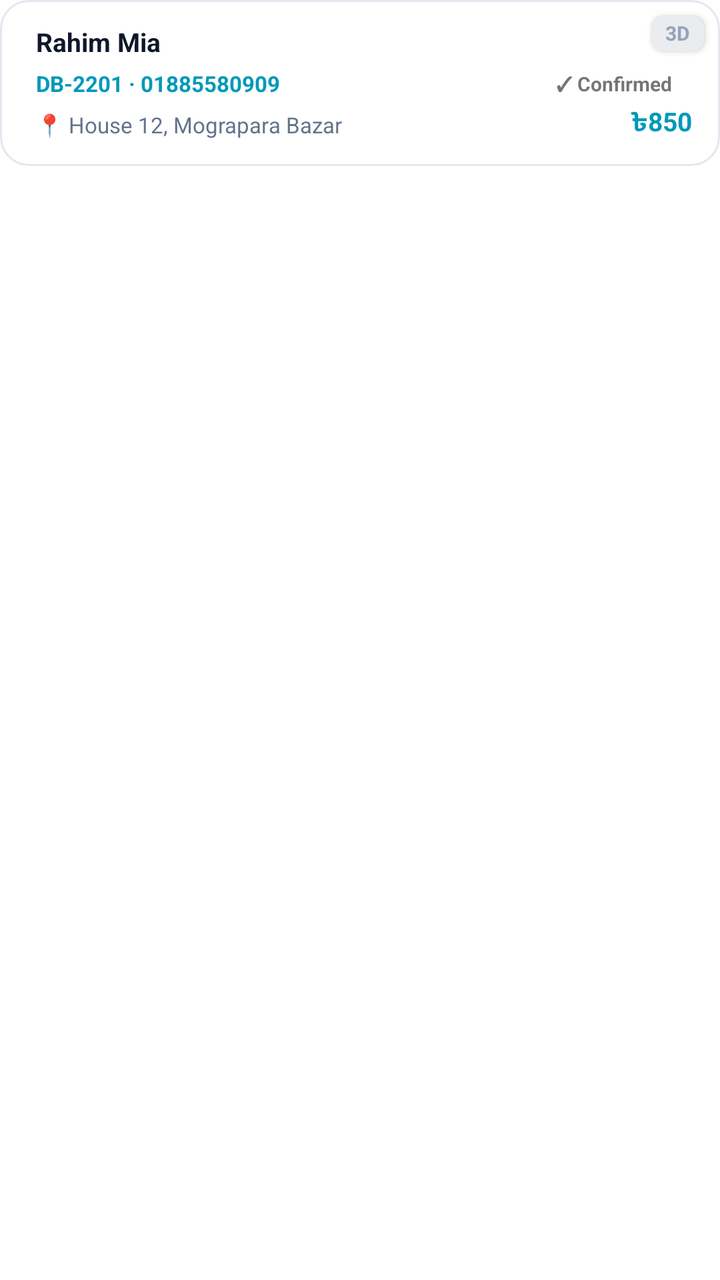
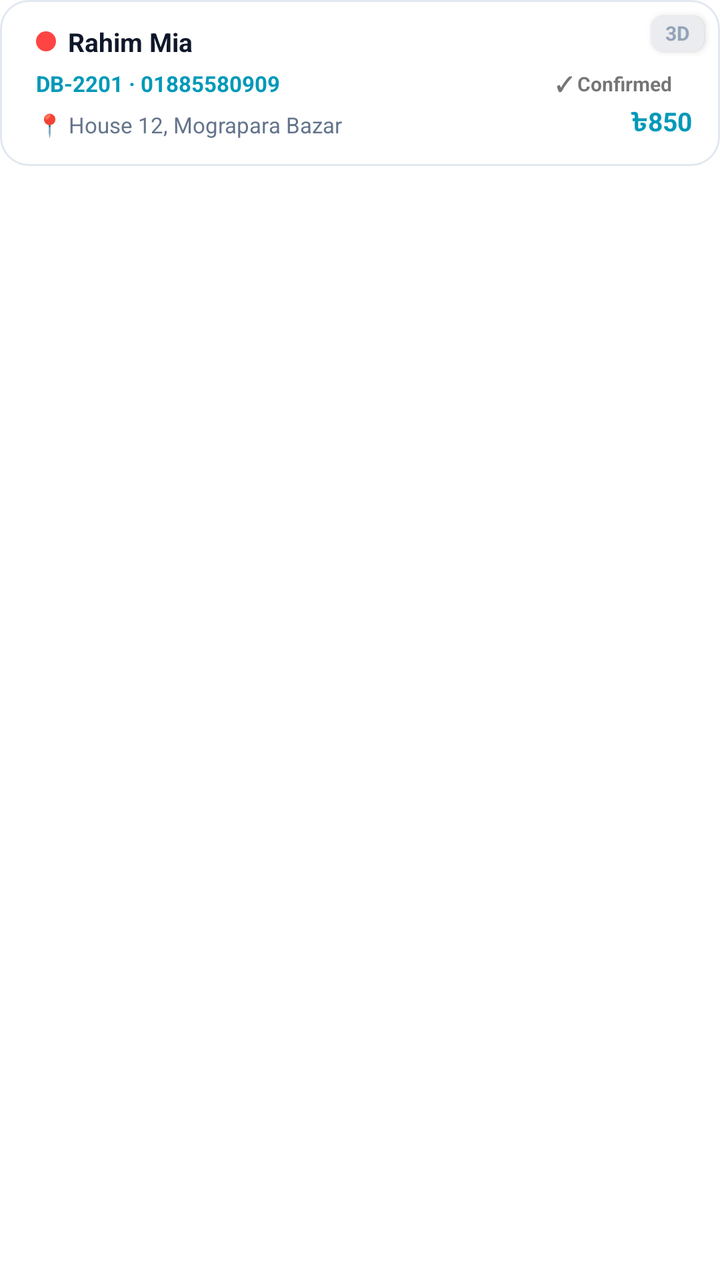

Before-and-after screenshots of an Android layout around one commit, followed by the original layout XML and the change that was made.
<!-- AndroidManifest.xml: application theme Theme.DataBridge -->
<!-- res/layout/item_parcel_agent_card.xml -->
<?xml version="1.0" encoding="utf-8"?>
<FrameLayout xmlns:android="http://schemas.android.com/apk/res/android"
    xmlns:app="http://schemas.android.com/apk/res-auto"
    android:layout_width="match_parent"
    android:layout_height="wrap_content"
    android:layout_marginBottom="8dp">

    
    <TextView
        android:id="@+id/tvAgtAge"
        android:layout_width="wrap_content"
        android:layout_height="wrap_content"
        android:layout_gravity="top|end"
        android:layout_marginTop="8dp"
        android:layout_marginEnd="8dp"
        android:text="3D"
        android:textSize="10sp"
        android:textStyle="bold"
        android:textColor="@color/theme_text_muted"
        android:background="@drawable/bg_age_badge"
        android:paddingStart="7dp"
        android:paddingEnd="7dp"
        android:paddingTop="3dp"
        android:paddingBottom="3dp"
        android:includeFontPadding="false"
        android:elevation="2dp" />

    
    <TextView
        android:id="@+id/tvAgtSplitWarning"
        android:layout_width="wrap_content"
        android:layout_height="wrap_content"
        android:layout_gravity="top|start"
        android:layout_marginTop="8dp"
        android:layout_marginStart="8dp"
        android:text="⚠ Multiple Agents"
        android:textSize="10sp"
        android:textStyle="bold"
        android:textColor="@android:color/white"
        android:background="@drawable/bg_split_warning_badge"
        android:paddingStart="7dp"
        android:paddingEnd="7dp"
        android:paddingTop="3dp"
        android:paddingBottom="3dp"
        android:includeFontPadding="false"
        android:elevation="2dp"
        android:visibility="gone" />

    <LinearLayout
        android:layout_width="match_parent"
        android:layout_height="wrap_content"
        android:orientation="vertical"
        android:background="@drawable/bg_parcel_card"
        android:padding="12dp"
        android:paddingStart="18dp"
        android:paddingEnd="14dp">

    <LinearLayout
        android:layout_width="match_parent"
        android:layout_height="wrap_content"
        android:orientation="horizontal"
        android:gravity="center_vertical">

        <LinearLayout
            android:layout_width="0dp"
            android:layout_height="wrap_content"
            android:layout_weight="1"
            android:orientation="vertical">

                        
            <LinearLayout
                android:id="@+id/layoutEngagedAvatars"
                android:layout_width="wrap_content"
                android:layout_height="wrap_content"
                android:layout_marginBottom="6dp"
                android:orientation="horizontal"
                android:visibility="gone">

                <com.google.android.material.imageview.ShapeableImageView
                    android:id="@+id/ivEngagedAvatar1"
                    android:layout_width="24dp"
                    android:layout_height="24dp"
                    android:scaleType="centerCrop"
                    android:background="@drawable/bg_timeline_avatar_placeholder"
                    app:strokeColor="@color/theme_bg_card"
                    app:strokeWidth="1.5dp"
                    app:shapeAppearanceOverlay="@style/CircleImageStyle" />

                <com.google.android.material.imageview.ShapeableImageView
                    android:id="@+id/ivEngagedAvatar2"
                    android:layout_width="24dp"
                    android:layout_height="24dp"
                    android:layout_marginStart="-12dp"
                    android:scaleType="centerCrop"
                    android:background="@drawable/bg_timeline_avatar_placeholder"
                    app:strokeColor="@color/theme_bg_card"
                    app:strokeWidth="1.5dp"
                    app:shapeAppearanceOverlay="@style/CircleImageStyle"
                    android:visibility="gone" />

                <com.google.android.material.imageview.ShapeableImageView
                    android:id="@+id/ivEngagedAvatar3"
                    android:layout_width="24dp"
                    android:layout_height="24dp"
                    android:layout_marginStart="-12dp"
                    android:scaleType="centerCrop"
                    android:background="@drawable/bg_timeline_avatar_placeholder"
                    app:strokeColor="@color/theme_bg_card"
                    app:strokeWidth="1.5dp"
                    app:shapeAppearanceOverlay="@style/CircleImageStyle"
                    android:visibility="gone" />

                <com.google.android.material.imageview.ShapeableImageView
                    android:id="@+id/ivEngagedAvatar4"
                    android:layout_width="24dp"
                    android:layout_height="24dp"
                    android:layout_marginStart="-12dp"
                    android:scaleType="centerCrop"
                    android:background="@drawable/bg_timeline_avatar_placeholder"
                    app:strokeColor="@color/theme_bg_card"
                    app:strokeWidth="1.5dp"
                    app:shapeAppearanceOverlay="@style/CircleImageStyle"
                    android:visibility="gone" />

                <TextView
                    android:id="@+id/tvEngagedOverflow"
                    android:layout_width="24dp"
                    android:layout_height="24dp"
                    android:layout_marginStart="-12dp"
                    android:background="@drawable/bg_timeline_avatar_placeholder"
                    android:gravity="center"
                    android:textSize="9sp"
                    android:textStyle="bold"
                    android:textColor="@color/theme_text_primary"
                    android:visibility="gone" />
            </LinearLayout>

<LinearLayout
                android:layout_width="match_parent"
                android:layout_height="wrap_content"
                android:orientation="horizontal"
                android:gravity="center_vertical">

                <TextView
                    android:id="@+id/tvAgtCustomer"
                    android:layout_width="wrap_content"
                    android:layout_height="wrap_content"
                    android:text="Rahim Mia"
                    android:textColor="@color/theme_text_primary"
                    android:textSize="13sp"
                    android:textStyle="bold" />

                <TextView
                    android:id="@+id/tvAgtCallCount"
                    android:layout_width="wrap_content"
                    android:layout_height="wrap_content"
                    android:layout_marginStart="6dp"
                    android:text="📞 ×3"
                    android:textSize="10sp"
                    android:textStyle="bold"
                    android:textColor="@color/theme_text_muted"
                    android:includeFontPadding="false"
                    android:visibility="gone" />

            </LinearLayout>

            <LinearLayout
                android:layout_width="match_parent"
                android:layout_height="wrap_content"
                android:orientation="horizontal"
                android:gravity="center_vertical"
                android:layout_marginTop="2dp">

                <TextView
                    android:id="@+id/tvAgtMeta"
                    android:layout_width="0dp"
                    android:layout_height="wrap_content"
                    android:layout_weight="1"
                    android:text="DB-2201 · 01885580909"
                    android:textSize="11sp"
                    android:textColor="@color/theme_accent"
                    android:textStyle="bold" />

                <TextView
                    android:id="@+id/tvAgtStatusBadge"
                    android:layout_width="wrap_content"
                    android:layout_height="wrap_content"
                    android:text="✓ Confirmed"
                    android:textSize="10sp"
                    android:textStyle="bold"
                    android:paddingStart="10dp"
                    android:paddingEnd="10dp"
                    android:paddingTop="3dp"
                    android:paddingBottom="3dp"
                    android:layout_marginStart="8dp" />
            </LinearLayout>

            <LinearLayout
                android:layout_width="match_parent"
                android:layout_height="wrap_content"
                android:orientation="horizontal"
                android:gravity="center_vertical"
                android:layout_marginTop="2dp">

                <TextView
                    android:id="@+id/tvAgtAddress"
                    android:layout_width="0dp"
                    android:layout_height="wrap_content"
                    android:layout_weight="1"
                    android:text="📍 House 12, Mograpara Bazar"
                    android:textSize="11sp"
                    android:textColor="@color/theme_text_secondary" />

                <TextView
                    android:id="@+id/tvAgtCod"
                    android:layout_width="wrap_content"
                    android:layout_height="wrap_content"
                    android:text="৳850"
                    android:textSize="13sp"
                    android:textColor="@color/theme_accent"
                    android:textStyle="bold"
                    android:layout_marginStart="8dp"
                    android:includeFontPadding="false" />
            </LinearLayout>
        </LinearLayout>
    </LinearLayout>

    
    <LinearLayout
        android:id="@+id/layoutAgtRemarksBox"
        android:layout_width="match_parent"
        android:layout_height="wrap_content"
        android:orientation="vertical"
        android:background="@drawable/bg_remark_chip"
        android:padding="6dp"
        android:paddingStart="8dp"
        android:layout_marginTop="6dp"
        android:visibility="gone">

        <TextView
            android:id="@+id/tvAgtRemarks"
            android:layout_width="match_parent"
            android:layout_height="wrap_content"
            android:text="💬 Customer want to receive today"
            android:textSize="11sp"
            android:textColor="@color/theme_text_secondary"
            android:maxLines="2"
            android:ellipsize="end"
            android:includeFontPadding="false" />

        <TextView
            android:id="@+id/tvAgtRemarksTime"
            android:layout_width="match_parent"
            android:layout_height="wrap_content"
            android:gravity="end"
            android:text="🕐 2h 15m ago"
            android:textSize="9sp"
            android:textColor="@color/theme_text_muted"
            android:layout_marginTop="3dp"
            android:includeFontPadding="false"
            android:visibility="gone" />
    </LinearLayout>

    
    <LinearLayout
        android:id="@+id/layoutAgtActions"
        android:layout_width="match_parent"
        android:layout_height="wrap_content"
        android:orientation="horizontal"
        android:gravity="center_vertical"
        android:paddingTop="10dp"
        android:layout_marginTop="10dp"
        android:visibility="gone">

        <TextView
            android:id="@+id/btnAgtCall"
            android:layout_width="0dp"
            android:layout_height="36dp"
            android:layout_weight="1"
            android:text="📞 Call"
            android:textSize="12sp"
            android:textStyle="bold"
            android:textColor="@color/theme_text_inverse"
            android:gravity="center"
            android:background="@drawable/btn_call_green"
            android:layout_marginEnd="4dp"
            android:includeFontPadding="false" />

        <TextView
            android:id="@+id/btnAgtSetRemarks"
            android:layout_width="0dp"
            android:layout_height="36dp"
            android:layout_weight="1"
            android:text="✏️ Set Remarks"
            android:textSize="12sp"
            android:textStyle="bold"
            android:textColor="@color/theme_text_inverse"
            android:gravity="center"
            android:background="@drawable/btn_action_cyan"
            android:includeFontPadding="false" />

        <TextView
            android:id="@+id/btnAgtWhatsapp"
            android:layout_width="36dp"
            android:layout_height="36dp"
            android:text="💬"
            android:textSize="16sp"
            android:gravity="center"
            android:background="@drawable/btn_call_green"
            android:layout_marginStart="4dp"
            android:contentDescription="Send parcel info to agent on WhatsApp"
            android:includeFontPadding="false" />

        <TextView
            android:id="@+id/btnAgtSendToDesktop"
            android:layout_width="36dp"
            android:layout_height="36dp"
            android:text="🖥️"
            android:textSize="16sp"
            android:gravity="center"
            android:background="@drawable/btn_action_cyan"
            android:layout_marginStart="4dp"
            android:contentDescription="Send parcel info to desktop"
            android:includeFontPadding="false" />

    </LinearLayout>

    </LinearLayout>

    
    <com.cloudx.databridge.EngagedRingView
        android:id="@+id/viewEngagedRing"
        android:layout_width="match_parent"
        android:layout_height="match_parent"
        android:visibility="gone" />


</FrameLayout>
<!-- resources referenced by this layout -->
<resources>
  <color name="theme_accent">#0099b8</color>
  <color name="theme_bg_card">#ffffff</color>
  <color name="theme_text_inverse">#ffffff</color>
  <color name="theme_text_muted">#94a3b8</color>
  <color name="theme_text_primary">#0f172a</color>
  <color name="theme_text_secondary">#64748b</color>
  <!-- drawable bg_age_badge (drawable) -->
  <?xml version="1.0" encoding="utf-8"?>
  <shape xmlns:android="http://schemas.android.com/apk/res/android"
      android:shape="rectangle">
      <solid android:color="#EAECEF" />
      <corners android:radius="6dp" />
  </shape>
  <!-- drawable bg_parcel_card (drawable) -->
  <?xml version="1.0" encoding="utf-8"?>
  <shape xmlns:android="http://schemas.android.com/apk/res/android"
      android:shape="rectangle">
      <solid android:color="@color/theme_bg_card" />
      <stroke android:width="1dp" android:color="@color/theme_border" />
      <corners android:radius="14dp" />
  </shape>
  <!-- drawable bg_remark_chip (drawable) -->
  <?xml version="1.0" encoding="utf-8"?>
  <shape xmlns:android="http://schemas.android.com/apk/res/android"
      android:shape="rectangle">
      <solid android:color="@color/theme_bg_inner" />
      <corners android:radius="8dp" />
  </shape>
  <!-- drawable bg_split_warning_badge (drawable) -->
  <?xml version="1.0" encoding="utf-8"?>
  <shape xmlns:android="http://schemas.android.com/apk/res/android"
      android:shape="rectangle">
      <solid android:color="@color/theme_red" />
      <corners android:radius="10dp" />
  </shape>
  <!-- drawable bg_timeline_avatar_placeholder (drawable) -->
  <?xml version="1.0" encoding="utf-8"?>
  <shape xmlns:android="http://schemas.android.com/apk/res/android"
      android:shape="oval">
      <solid android:color="@color/theme_bg_timeline_dot" />
  </shape>
  <!-- drawable btn_action_cyan (drawable) -->
  <?xml version="1.0" encoding="utf-8"?>
  <shape xmlns:android="http://schemas.android.com/apk/res/android" android:shape="rectangle">
      <corners android:radius="8dp" />
      <gradient
          android:startColor="#0099b8"
          android:endColor="#0088a8"
          android:angle="135" />
  </shape>
  <!-- drawable btn_call_green (drawable) -->
  <?xml version="1.0" encoding="utf-8"?>
  <shape xmlns:android="http://schemas.android.com/apk/res/android">
      <gradient
          android:startColor="#10b981"
          android:endColor="#059669"
          android:angle="135" />
      <corners android:radius="8dp" />
  </shape>
  <style name="CircleImageStyle">
      <item name="cornerFamily">rounded</item>
      <item name="cornerSize">50%</item>
  </style>
  <style name="Theme.DataBridge" parent="Theme.MaterialComponents.DayNight.NoActionBar">
      <item name="colorPrimary">#00d4ff</item>
      <item name="colorPrimaryVariant">#16213e</item>
      <item name="colorOnPrimary">#ffffff</item>
      <item name="colorSecondary">#00d4ff</item>
      <item name="android:statusBarColor">#1a1a2e</item>
  </style>
  <color name="theme_border">#e2e8f0</color>
  <color name="theme_bg_inner">#f1f5f9</color>
  <color name="theme_red">#dc2626</color>
  <color name="theme_bg_timeline_dot">#00d4ff</color>
</resources>

<!-- the commit's change to res/layout/item_parcel_agent_card.xml (unified diff, before → after) -->
@@ -141,6 +141,13 @@
                 android:orientation="horizontal"
                 android:gravity="center_vertical">
 
+                <View
+                    android:id="@+id/viewSourceDot"
+                    android:layout_width="10dp"
+                    android:layout_height="10dp"
+                    android:layout_marginEnd="6dp"
+                    android:background="@drawable/circle_red" />
+
                 <TextView
                     android:id="@+id/tvAgtCustomer"
                     android:layout_width="wrap_content"
<!-- resource entries referenced after the edit -->
@@ -59,6 +59,12 @@
           android:angle="135" />
       <corners android:radius="8dp" />
   </shape>
+  <!-- drawable circle_red (drawable) -->
+  <?xml version="1.0" encoding="utf-8"?>
+  <shape xmlns:android="http://schemas.android.com/apk/res/android" android:shape="oval">
+      <solid android:color="#ff4444" />
+      <size android:width="10dp" android:height="10dp" />
+  </shape>
   <style name="CircleImageStyle">
       <item name="cornerFamily">rounded</item>
       <item name="cornerSize">50%</item>
